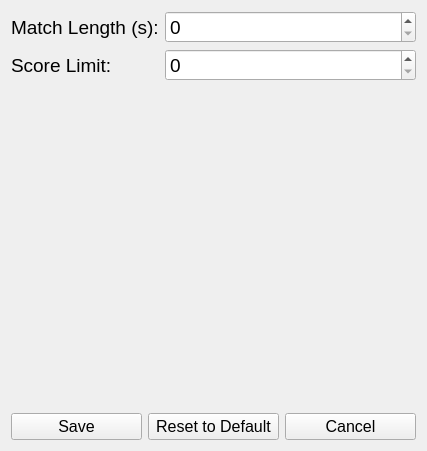
The window that FMS/inc/MatchSettings.ui (FRC-836/SoccerCars) describes before a commit, drawn with Qt 5.
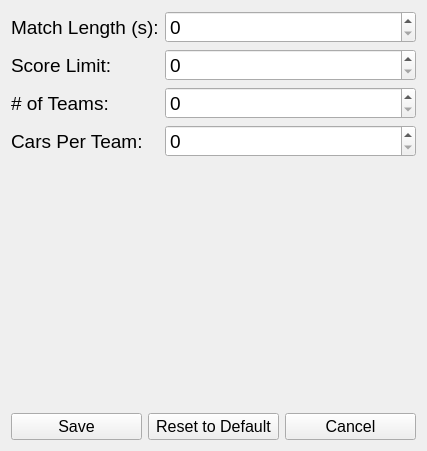
The same window after the commit.

Commit message: added ability to change number of teams and number of cars on each team

The edit to the form file:
```diff
--- a/FMS/inc/MatchSettings.ui
+++ b/FMS/inc/MatchSettings.ui
@@ -64,6 +64,48 @@
        </property>
       </widget>
      </item>
+     <item row="3" column="0">
+      <widget class="QLabel" name="lblCarsPerTeam">
+       <property name="font">
+        <font>
+         <pointsize>14</pointsize>
+        </font>
+       </property>
+       <property name="text">
+        <string>Cars Per Team:</string>
+       </property>
+      </widget>
+     </item>
+     <item row="3" column="1">
+      <widget class="QSpinBox" name="spnCarsPerTeam">
+       <property name="font">
+        <font>
+         <pointsize>14</pointsize>
+        </font>
+       </property>
+      </widget>
+     </item>
+     <item row="2" column="0">
+      <widget class="QLabel" name="lblNumberOfTeam">
+       <property name="font">
+        <font>
+         <pointsize>14</pointsize>
+        </font>
+       </property>
+       <property name="text">
+        <string># of Teams:</string>
+       </property>
+      </widget>
+     </item>
+     <item row="2" column="1">
+      <widget class="QSpinBox" name="spnNumberOfTeams">
+       <property name="font">
+        <font>
+         <pointsize>14</pointsize>
+        </font>
+       </property>
+      </widget>
+     </item>
     </layout>
    </item>
    <item>
```
